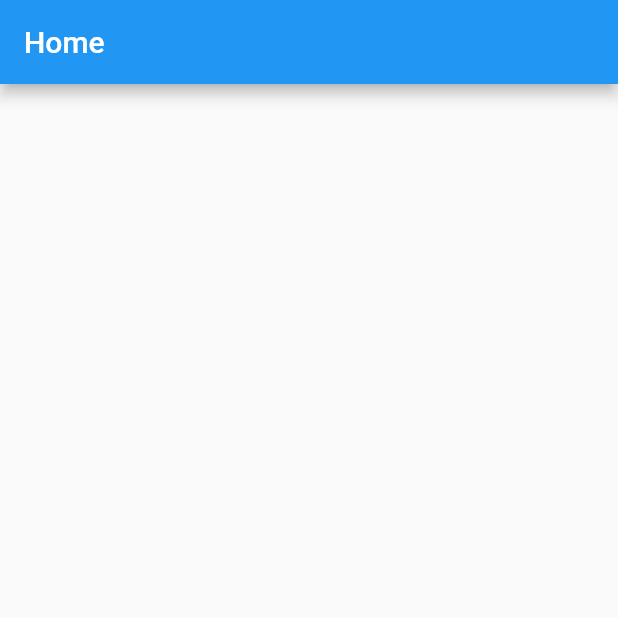
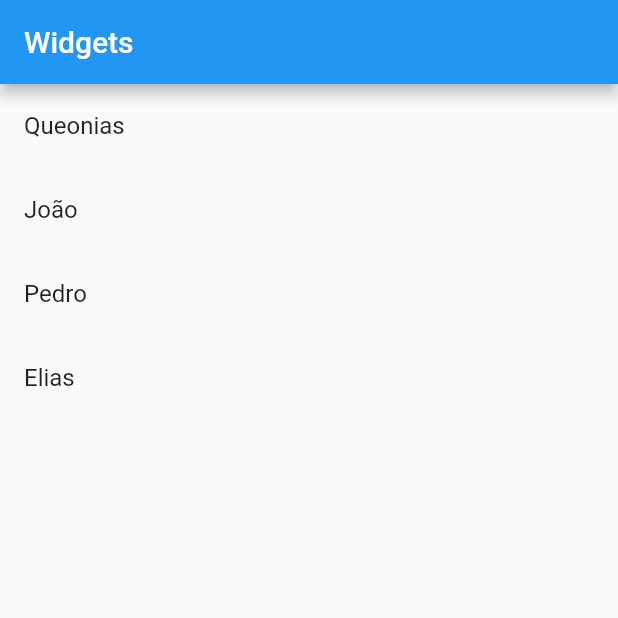
Before and after one commit to Queonias/entrada_de_dados, a Flutter app: the screen it shows after launch, on a phone screen of 412 x 824 dp, the top half of it. Run offline on Flutter 3.47's test engine with Material 2 defaults, Android fonts, the phone set to English and light mode, and no system bars.

Commit message:
115-app8-lista-de-tarefas-utilizando-dismissible-widge

```diff
--- a/lib/home.dart
+++ b/lib/home.dart
@@ -8,11 +8,66 @@ class Home extends StatefulWidget {
 }
 
 class _HomeState extends State<Home> {
+  final List<String> _lista = ['Queonias', 'João', 'Pedro', 'Elias'];
   @override
   Widget build(BuildContext context) {
     return Scaffold(
       appBar: AppBar(
-        title: const Text("Home"),
+        title: const Text("Widgets"),
+      ),
+      body: Column(
+        children: [
+          Expanded(
+            child: ListView.builder(
+              itemCount: _lista.length,
+              itemBuilder: (context, index) {
+                final item = _lista[index].toString();
+                return Dismissible(
+                  background: Container(
+                    color: Colors.green,
+                    padding: const EdgeInsets.all(16),
+                    child: const Row(
+                      mainAxisAlignment: MainAxisAlignment.start,
+                      children: [
+                        Icon(
+                          Icons.edit,
+                          color: Colors.white,
+                        )
+                      ],
+                    ),
+                  ),
+                  secondaryBackground: Container(
+                    color: Colors.red,
+                    padding: const EdgeInsets.all(16),
+                    child: const Row(
+                      mainAxisAlignment: MainAxisAlignment.end,
+                      children: [
+                        Icon(
+                          Icons.delete,
+                          color: Colors.white,
+                        )
+                      ],
+                    ),
+                  ),
+                  direction: DismissDirection.horizontal,
+                  onDismissed: (direction) {
+                    if (direction == DismissDirection.endToStart) {
+                    } else if (direction == DismissDirection.endToStart) {}
+
+                    setState(() {
+                      _lista.removeAt(index);
+                    });
+                    print(_lista);
+                  },
+                  key: Key("$item-$index"),
+                  child: ListTile(
+                    title: Text(item),
+                  ),
+                );
+              },
+            ),
+          )
+        ],
       ),
     );
   }
```
